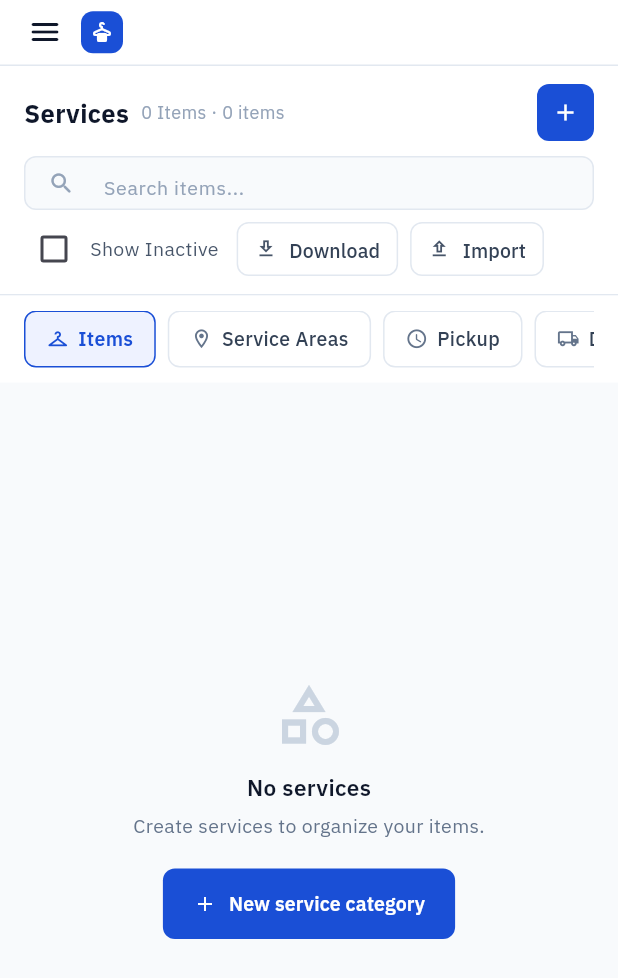
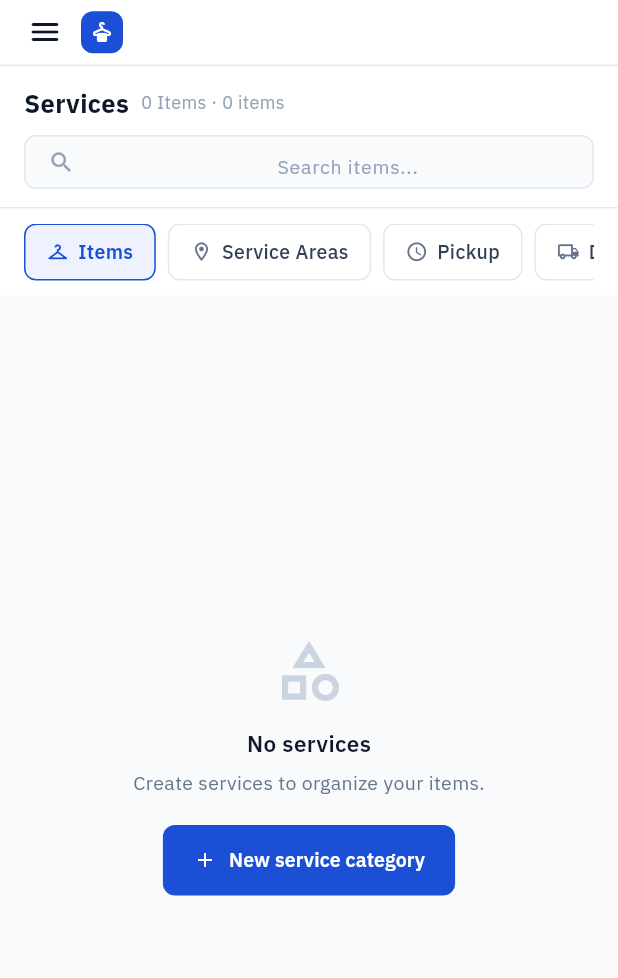
Before and after one commit to abhishekkumarai/washnlaundry, a Flutter app: the ServicesScreen screen opened by its route, on a phone screen of 412 x 824 dp. Shown: the top 978 px of the screen. Run offline on Flutter 3.47's test engine with Material 3 defaults, Android fonts, the phone set to English and light mode, and no system bars; our stand-ins replace fl_chart, go_router, google_fonts, google_sign_in, qr_flutter, shared_preferences; missing offline and left inert: google_sign_in_web; accounts and stored records are empty; network calls fail.

Commit message:
Collapse New Order to icon-only at narrow widths; simplify Services header
TopHeader (shared by Dashboard, Payroll, Expenses) now collapses its "New
Order" button to icon-only below SidebarNavigation.contentWideBreakpoint,
matching the treatment Orders/Staff/Services already use for their own add
buttons.

Services' header drops "+ New Service", the no-op Download/Import buttons,
and the "Show Inactive" checkbox -- the pre-existing per-category "+ Add
Item" link is now the only way to add an item, and inactive items are
unconditionally hidden from the Items list rather than gated behind a
checkbox. Fixes two stale doc comments left referring to the removed
Show Inactive toggle.

Flutter 422/422, flutter analyze clean (same 70-issue info-level baseline).
Live-verified on both the Android emulator and Docker web at narrow and
wide widths.

Co-Authored-By: Claude Sonnet 5 <noreply@anthropic.com>
Claude-Session: https://claude.ai/code/session_017q4m6yfPZYYGPqyKq9GDQk

```diff
--- a/washnlaundrycrm/lib/screens/new_order_screen.dart
+++ b/washnlaundrycrm/lib/screens/new_order_screen.dart
@@ -157,7 +157,8 @@ class _NewOrderScreenState extends State<NewOrderScreen> {
     // Inactive items (or items whose whole category is inactive) stay
     // orderable if already in the cart (the cart reads off the full
     // `garments` list, not this one) — only the browsing grid hides them,
-    // matching the "Show Inactive" filter on the Services screen.
+    // matching Services' Items list, which now always hides inactive items
+    // too rather than offering a toggle to reveal them.
     final filteredItems = garments.where((item) {
       final matchesCategory =
           _selectedCategory.isEmpty || item.categoryName == _selectedCategory;
--- a/washnlaundrycrm/lib/screens/services_screen.dart
+++ b/washnlaundrycrm/lib/screens/services_screen.dart
@@ -19,7 +19,6 @@ class _ServicesScreenState extends State<ServicesScreen> {
   int _selectedTopTab = 0; // 0: Items, 1: Service Areas, 2: Pickup, 3: Delivery
   int _selectedCategoryIndex = 0;
   String _searchQuery = '';
-  bool _showInactive = false;
 
   final TextEditingController _areaController = TextEditingController();
 
@@ -130,7 +129,7 @@ class _ServicesScreenState extends State<ServicesScreen> {
 
     _currentItems = provider.garments
         .where((g) => g.categoryName == categoryName)
-        .where((g) => _showInactive || g.isActive)
+        .where((g) => g.isActive)
         .where((g) => query.isEmpty || g.name.toLowerCase().contains(query))
         .map((g) => <String, dynamic>{
               'id': g.id,
@@ -206,20 +205,7 @@ class _ServicesScreenState extends State<ServicesScreen> {
             style: const TextStyle(fontSize: 12, color: Color(0xFF94A3B8)),
           ),
           const Spacer(),
-          if (_selectedTopTab == 0) ...[
-            Row(
-              children: [
-                Checkbox(
-                  value: _showInactive,
-                  activeColor: const Color(0xFF1A4FD6),
-                  materialTapTargetSize: MaterialTapTargetSize.shrinkWrap,
-                  onChanged: (v) => setState(() => _showInactive = v ?? false),
-                ),
-                const Text('Show Inactive',
-                    style: TextStyle(fontSize: 13, color: Color(0xFF475569))),
-              ],
-            ),
-            const SizedBox(width: 12),
+          if (_selectedTopTab == 0)
             Container(
               width: 180,
               height: 36,
@@ -230,6 +216,7 @@ class _ServicesScreenState extends State<ServicesScreen> {
               ),
               child: TextField(
                 onChanged: (v) => setState(() => _searchQuery = v),
+                textAlign: TextAlign.center,
                 style: const TextStyle(fontSize: 13),
                 decoration: const InputDecoration(
                   hintText: 'Search items...',
@@ -241,38 +228,14 @@ class _ServicesScreenState extends State<ServicesScreen> {
                 ),
               ),
             ),
-            const SizedBox(width: 10),
-            _headerButton(Icons.download_outlined, 'Download'),
-            const SizedBox(width: 8),
-            _headerButton(Icons.upload_outlined, 'Import'),
-            const SizedBox(width: 8),
-            ElevatedButton.icon(
-              onPressed: () => _showAddItemModal(context),
-              icon: const Icon(Icons.add, size: 16, color: Colors.white),
-              label: const Text('+ New Service',
-                  style: TextStyle(
-                      fontSize: 13,
-                      fontWeight: FontWeight.w600,
-                      color: Colors.white)),
-              style: ElevatedButton.styleFrom(
-                backgroundColor: const Color(0xFF1A4FD6),
-                padding:
-                    const EdgeInsets.symmetric(horizontal: 16, vertical: 10),
-                shape: RoundedRectangleBorder(
-                    borderRadius: BorderRadius.circular(8)),
-                elevation: 0,
-              ),
-            ),
-          ],
         ],
       ),
     );
   }
 
-  /// Below [SidebarNavigation.contentWideBreakpoint]: title+count+icon-only "New Service" on one row,
-  /// full-width search below (Items tab only), and a horizontal-scroll row
-  /// for Show Inactive/Download/Import — same shape as Orders'/Staff's narrow
-  /// headers.
+  /// Below [SidebarNavigation.contentWideBreakpoint]: title+count on one row,
+  /// full-width search below (Items tab only) — same shape as Orders'/Staff's
+  /// narrow headers.
   Widget _buildNarrowHeader() {
     return Container(
       padding: const EdgeInsets.fromLTRB(16, 12, 16, 12),
@@ -299,23 +262,6 @@ class _ServicesScreenState extends State<ServicesScreen> {
                       fontSize: 12, color: Color(0xFF94A3B8)),
                 ),
               ),
-              if (_selectedTopTab == 0)
-                SizedBox(
-                  width: 38,
-                  height: 38,
-                  child: ElevatedButton(
-                    onPressed: () => _showAddItemModal(context),
-                    style: ElevatedButton.styleFrom(
-                      backgroundColor: const Color(0xFF1A4FD6),
-                      padding: EdgeInsets.zero,
-                      shape: RoundedRectangleBorder(
-                          borderRadius: BorderRadius.circular(8)),
-                      elevation: 0,
-                    ),
-                    child:
-                        const Icon(Icons.add, size: 18, color: Colors.white),
-                  ),
-                ),
             ],
           ),
           if (_selectedTopTab == 0) ...[
@@ -329,6 +275,7 @@ class _ServicesScreenState extends State<ServicesScreen> {
               ),
               child: TextField(
                 onChanged: (v) => setState(() => _searchQuery = v),
+                textAlign: TextAlign.center,
                 style: const TextStyle(fontSize: 13),
                 decoration: const InputDecoration(
                   hintText: 'Search items...',
@@ -340,60 +287,8 @@ class _ServicesScreenState extends State<ServicesScreen> {
                 ),
               ),
             ),
-            const SizedBox(height: 8),
-            SizedBox(
-              height: 36,
-              child: ListView(
-                scrollDirection: Axis.horizontal,
-                children: [
-                  InkWell(
-                    borderRadius: BorderRadius.circular(6),
-                    onTap: () =>
-                        setState(() => _showInactive = !_showInactive),
-                    child: Row(
-                      mainAxisSize: MainAxisSize.min,
-                      children: [
-                        Checkbox(
-                          value: _showInactive,
-                          activeColor: const Color(0xFF1A4FD6),
-                          materialTapTargetSize:
-                              MaterialTapTargetSize.shrinkWrap,
-                          onChanged: (v) =>
-                              setState(() => _showInactive = v ?? false),
-                        ),
-                        const SizedBox(width: 4),
-                        const Text('Show Inactive',
-                            style: TextStyle(
-                                fontSize: 13, color: Color(0xFF475569))),
-                      ],
-                    ),
-                  ),
-                  const SizedBox(width: 12),
-                  _headerButton(Icons.download_outlined, 'Download'),
-                  const SizedBox(width: 8),
-                  _headerButton(Icons.upload_outlined, 'Import'),
-                ],
-              ),
-            ),
           ],
         ],
-      ),
-    );
-  }
-
-  Widget _headerButton(IconData icon, String label) {
-    return OutlinedButton.icon(
-      onPressed: () {},
-      icon: Icon(icon, size: 15, color: const Color(0xFF475569)),
-      label: Text(label,
-          style: const TextStyle(
-              fontSize: 13,
-              color: Color(0xFF334155),
-              fontWeight: FontWeight.w500)),
-      style: OutlinedButton.styleFrom(
-        side: const BorderSide(color: Color(0xFFE2E8F0)),
-        padding: const EdgeInsets.symmetric(horizontal: 12, vertical: 10),
-        shape: RoundedRectangleBorder(borderRadius: BorderRadius.circular(8)),
       ),
     );
   }
```
Also changed, not shown: washnlaundrycrm/lib/providers/app_provider.dart (+4 -4 lines), washnlaundrycrm/lib/widgets/top_header.dart (+49 -22 lines), 3 other files.
